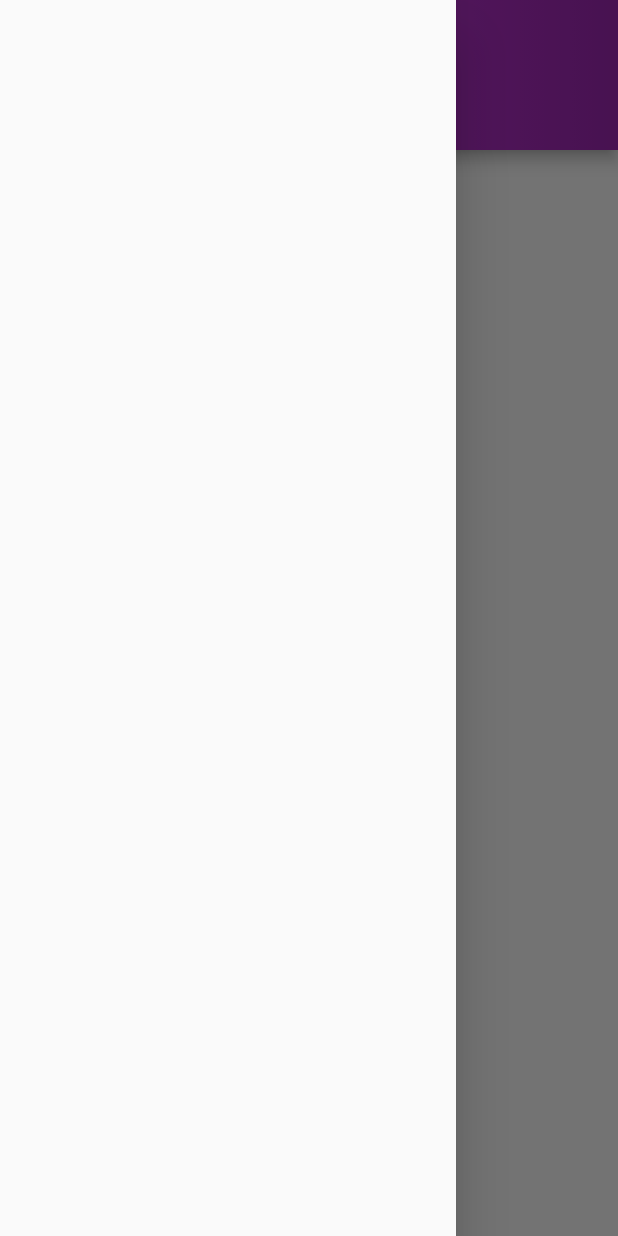
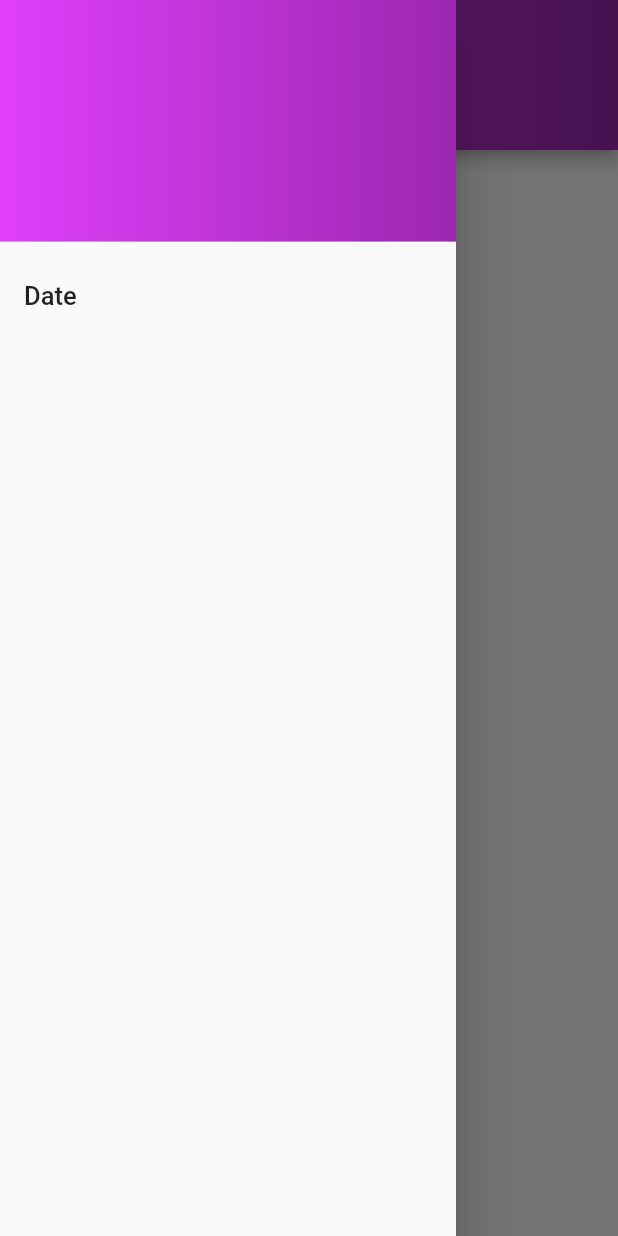
Before and after one commit to inanakmugan/todoapp, a Flutter app: the ToDoList screen opened directly, with the side drawer open, on a phone screen of 412 x 824 dp. Run offline on Flutter 3.47's test engine with Material 2 defaults, Android fonts, the phone set to English and light mode, and no system bars; statements that could not run were skipped.

Commit message:
lots of changes made, date picking added, provider logic added but not implemented yet

```diff
--- a/lib/CustomAppBar.dart
+++ /dev/null
@@ -1,50 +0,0 @@
-import 'package:flutter/material.dart';
-
-class CustomAppBar extends StatelessWidget implements PreferredSizeWidget {
-  final AppBar appbar = AppBar(
-    toolbarHeight: 100,
-    flexibleSpace: Container(
-      decoration: BoxDecoration(
-        gradient: LinearGradient(
-          colors: [Colors.purpleAccent, Colors.purple],
-          begin: Alignment.centerLeft,
-          end: Alignment.centerRight,
-        ),
-      ),
-      child: Column(
-        children: [
-          SizedBox(height: 50),
-          Text(
-            'Todo List',
-            style: TextStyle(
-              color: Colors.white,
-              fontSize: 22,
-              fontWeight: FontWeight.bold,
-            ),
-          ),
-          SizedBox(
-            height: 8,
-          ),
-          Text(
-            '2 Haz.',
-            style: TextStyle(
-              color: Colors.white,
-              fontSize: 17,
-            ),
-          ),
-        ],
-      ),
-    ),
-
-    //title: Text('Todo List'),
-    //centerTitle: true,
-  );
-
-  @override
-  Widget build(BuildContext context) {
-    return appbar;
-  }
-
-  @override
-  Size get preferredSize => Size.fromHeight(appbar.preferredSize.height);
-}
--- /dev/null
+++ b/lib/providers/generalProvider.dart
@@ -0,0 +1,18 @@
+import 'package:flutter/material.dart';
+
+import '../models/todo.dart';
+
+class GeneralProvider extends ChangeNotifier {
+  List<Todo> todos = [];
+  DateTime date = DateTime.now();
+
+  addTodo(Todo newTodo) {
+    todos.add(newTodo);
+    notifyListeners();
+  }
+
+  removeTodo(int index) {
+    todos.removeAt(index);
+    notifyListeners();
+  }
+}
--- /dev/null
+++ b/lib/widgets/CustomAppBar.dart
@@ -0,0 +1,77 @@
+import 'package:flutter/material.dart';
+import 'package:intl/intl.dart';
+
+class CustomAppBar extends StatefulWidget implements PreferredSizeWidget {
+  late DateTime newDate = DateTime.now();
+  CustomAppBar({required this.newDate});
+
+  AppBar myappbar = AppBar();
+
+  @override
+  State<CustomAppBar> createState() => _CustomAppBarState();
+  @override
+  Size get preferredSize {
+    return new Size.fromHeight(100);
+  }
+}
+
+class _CustomAppBarState extends State<CustomAppBar> {
+  void ChangeDate() {
+    setState(() {
+      formattedDate = DateFormat.MMMd().format(widget.newDate);
+    });
+  }
+
+  static late String formattedDate;
+
+  @override
+  void initState() {
+    formattedDate = DateFormat.MMMd().format(widget.newDate);
+    widget.myappbar = AppBar(
+      toolbarHeight: 100,
+      flexibleSpace: Container(
+        decoration: BoxDecoration(
+          gradient: LinearGradient(
+            colors: [Colors.purpleAccent, Colors.purple],
+            begin: Alignment.centerLeft,
+            end: Alignment.centerRight,
+          ),
+        ),
+        child: Column(
+          children: [
+            SizedBox(height: 50),
+            Text(
+              'Todo List',
+              style: TextStyle(
+                color: Colors.white,
+                fontSize: 22,
+                fontWeight: FontWeight.bold,
+              ),
+            ),
+            SizedBox(
+              height: 8,
+            ),
+            Text(
+              formattedDate,
+              style: TextStyle(
+                color: Colors.white,
+                fontSize: 17,
+              ),
+            ),
+          ],
+        ),
+      ),
+
+      //title: Text('Todo List'),
+      //centerTitle: true,
+    );
+    ;
+    // TODO: implement initState
+    super.initState();
+  }
+
+  @override
+  Widget build(BuildContext context) {
+    return widget.myappbar;
+  }
+}
--- a/lib/todo_list.dart
+++ b/lib/widgets/todo_list.dart
@@ -1,7 +1,7 @@
 import 'package:flutter/material.dart';
 
-import './todo.dart';
-import './CustomAppBar.dart';
+import '../models/todo.dart';
+import 'CustomAppBar.dart';
 
 class ToDoList extends StatefulWidget {
   @override
@@ -11,6 +11,14 @@ class ToDoList extends StatefulWidget {
 class _ToDoListState extends State<ToDoList> {
   @override
   List<Todo> todos = [];
+
+  DateTime? newDate;
+
+  @override
+  void initState() {
+    // TODO: implement initState
+    newDate = DateTime.now();
+  }
 
   void toggleTodo(Todo todo, bool isChecked) {
     setState(() {
@@ -64,15 +72,6 @@ class _ToDoListState extends State<ToDoList> {
   }
 
   Widget _itembuild(BuildContext context, int index) {
-    //   return CheckboxListTile(
-    //     title: Text(todos[index].title),
-    //     value: todos[index].isChanged,
-    //     onChanged: (bool? value) {
-    //       toggleTodo(todos[index], value as bool);
-    //     },
-    //   );
-    // }
-
     return Container(
       padding: EdgeInsets.only(left: 10, right: 10),
       height: 100,
@@ -130,14 +129,45 @@ class _ToDoListState extends State<ToDoList> {
     );
   }
 
+  Future pickDate(BuildContext context) async {
+    final initialDate = DateTime.now();
+    newDate = await showDatePicker(
+        context: context,
+        initialDate: initialDate,
+        firstDate: DateTime(DateTime.now().year - 5),
+        lastDate: DateTime(DateTime.now().year + 5));
+  }
+
   Widget build(BuildContext context) {
     return Scaffold(
       drawer: Drawer(
         child: ListView(
-          children: [ListTile()],
+          padding: EdgeInsets.zero,
+          children: [
+            DrawerHeader(
+              decoration: BoxDecoration(
+                gradient: LinearGradient(
+                    colors: [Colors.purpleAccent, Colors.purple],
+                    begin: Alignment.centerLeft,
+                    end: Alignment.centerRight),
+              ),
+              child: Container(
+                height: 100,
+              ),
+            ),
+            ListTile(
+              title: Text(
+                'Date',
+                style: TextStyle(
+                  fontSize: 17,
+                ),
+              ),
+              onTap: () => pickDate(context),
+            )
+          ],
         ),
       ),
-      appBar: CustomAppBar(),
+      appBar: CustomAppBar(newDate: newDate as DateTime),
       body: ListView.builder(
         itemBuilder: _itembuild,
         itemCount: todos.length,
--- a/pubspec.yaml
+++ b/pubspec.yaml
@@ -29,6 +29,8 @@ environment:
 dependencies:
   flutter:
     sdk: flutter
+  intl: ^0.17.0
+  provider: ^6.0.3
 
 
   # The following adds the Cupertino Icons font to your application.
```
Also changed, not shown: lib/models/todo.dart (renamed from lib/todo.dart), pubspec.lock.
